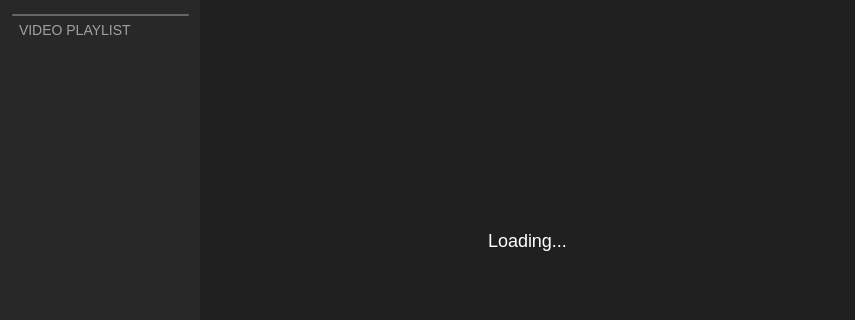
First picture: the form in TriblerGUI/qt_resources/mainwindow.ui, repository Tribler/tribler, before the edit; both pictures show x 0 to 855 and y 335 to 655 of the 855 by 655 pixel window.
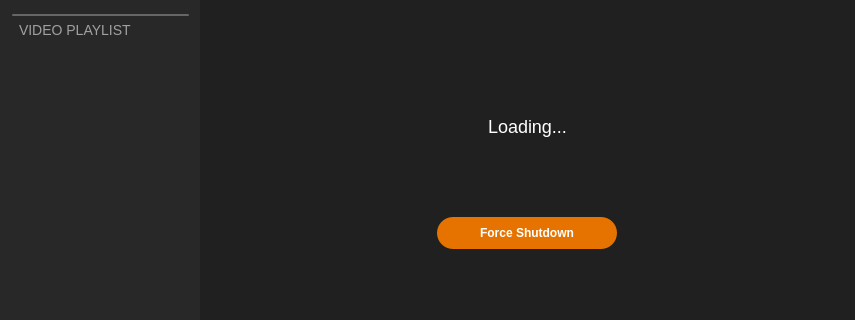
Second picture: the form after the edit. The open tabs and pages were chosen to show the change. Icons and pictures are not drawn. Custom widgets are drawn as their Qt base class.

Commit message: Added force shutdown button on closing tribler

```diff
--- a/TriblerGUI/qt_resources/mainwindow.ui
+++ b/TriblerGUI/qt_resources/mainwindow.ui
@@ -8487,7 +8487,8 @@
              </size>
             </property>
             <property name="styleSheet">
-             <string notr="true">color: white; font-size: 18px;</string>
+             <string notr="true">color: white; font-size: 18px;
+padding:0 15px;</string>
             </property>
             <property name="text">
              <string>Loading...</string>
@@ -8495,8 +8496,84 @@
             <property name="alignment">
              <set>Qt::AlignCenter</set>
             </property>
+            <property name="wordWrap">
+             <bool>true</bool>
+            </property>
            </widget>
           </item>
+          <item>
+           <widget class="QWidget" name="widget_9" native="true">
+            <layout class="QHBoxLayout" name="force_btn_layout">
+             <item>
+              <widget class="QPushButton" name="force_shutdown_btn">
+               <property name="enabled">
+                <bool>true</bool>
+               </property>
+               <property name="sizePolicy">
+                <sizepolicy hsizetype="Minimum" vsizetype="Fixed">
+                 <horstretch>0</horstretch>
+                 <verstretch>0</verstretch>
+                </sizepolicy>
+               </property>
+               <property name="minimumSize">
+                <size>
+                 <width>180</width>
+                 <height>32</height>
+                </size>
+               </property>
+               <property name="maximumSize">
+                <size>
+                 <width>180</width>
+                 <height>32</height>
+                </size>
+               </property>
+               <property name="layoutDirection">
+                <enum>Qt::LeftToRight</enum>
+               </property>
+               <property name="autoFillBackground">
+                <bool>false</bool>
+               </property>
+               <property name="styleSheet">
+                <string notr="true">border-radius:16px;
+background-color:#e67300;
+color:#fff;
+padding:0 10px;
+text-transform:  uppercase;
+font-weight:bold;</string>
+               </property>
+               <property name="text">
+                <string>Force Shutdown</string>
+               </property>
+               <property name="autoDefault">
+                <bool>false</bool>
+               </property>
+               <property name="default">
+                <bool>false</bool>
+               </property>
+               <property name="flat">
+                <bool>false</bool>
+               </property>
+              </widget>
+             </item>
+            </layout>
+           </widget>
+          </item>
+          <item>
+           <spacer name="force_shutdown_vspacer">
+            <property name="orientation">
+             <enum>Qt::Vertical</enum>
+            </property>
+            <property name="sizeType">
+             <enum>QSizePolicy::Fixed</enum>
+            </property>
+            <property name="sizeHint" stdset="0">
+             <size>
+              <width>20</width>
+              <height>60</height>
+             </size>
+            </property>
+           </spacer>
+          </item>
          </layout>
         </widget>
         <widget class="DiscoveringPage" name="discovering_page">
```
Left out of the diff: 19 changed lines with no effect on the pictures. The commit also changes 3 other files.
